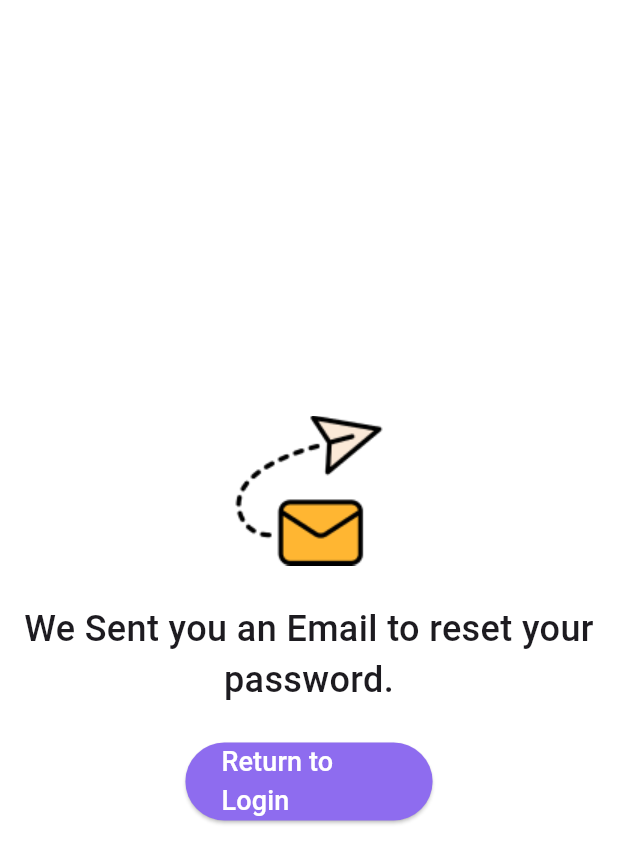
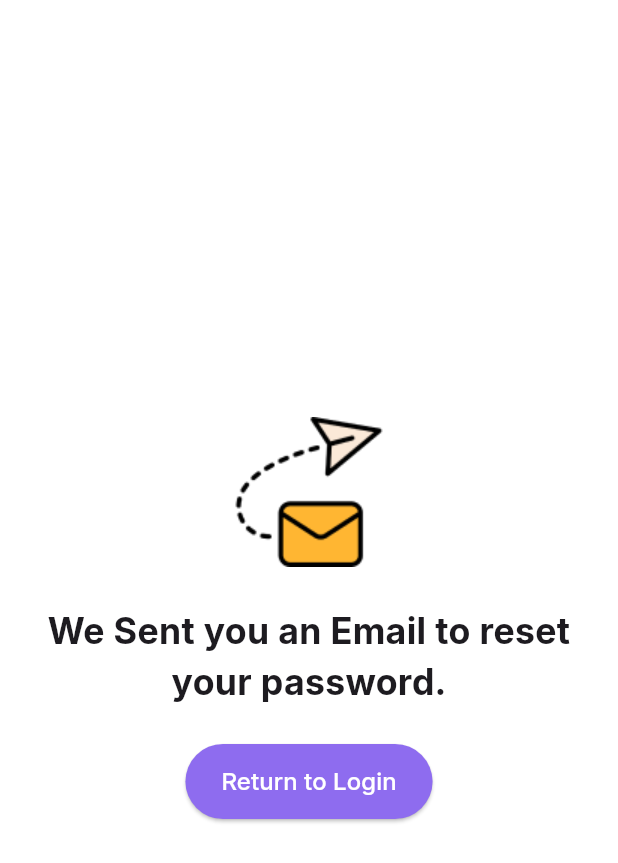
Before and after one commit to mo7ammed-hassan/online-store, a Flutter app: the ResetPage screen opened directly, on a phone screen of 412 x 824 dp. Shown: the top 863 px of the screen. Run offline on Flutter 3.47's test engine with Material 3 defaults, Android fonts, the phone set to English and light mode, and no system bars.

Commit message:
add fontFamily

```diff
--- a/lib/common/widgets/basic_app_button.dart
+++ b/lib/common/widgets/basic_app_button.dart
@@ -21,9 +21,11 @@ class BasicAppButton extends StatelessWidget {
           height ?? 50,
         ),
       ),
-      child: Text(
-        title,
-        style: AppTextStyle.textStyle18Medium,
+      child: FittedBox(
+        child: Text(
+          title,
+          style: AppTextStyle.textStyle18Medium,
+        ),
       ),
     );
   }
--- a/lib/core/configs/theme/app_text_style.dart
+++ b/lib/core/configs/theme/app_text_style.dart
@@ -17,9 +17,9 @@ class AppTextStyle {
     fontWeight: FontWeight.w500,
   );
 
-  static const TextStyle textStyle24Medium = TextStyle(
+  static const TextStyle textStyle24Bold = TextStyle(
     fontSize: 24,
-    fontWeight: FontWeight.w500,
+    fontWeight: FontWeight.bold,
   );
 
   static const TextStyle textStyle16Bold = TextStyle(
--- a/lib/core/configs/theme/app_theme.dart
+++ b/lib/core/configs/theme/app_theme.dart
@@ -6,6 +6,7 @@ class AppTheme {
     brightness: Brightness.light,
     primaryColor: AppColors.primaryColor,
     scaffoldBackgroundColor: AppColors.lightModeBackgroundColor,
+    fontFamily: 'Inter',
     textTheme: const TextTheme(
       headlineLarge: TextStyle(color: AppColors.primaryTextColorLightMode),
       titleLarge: TextStyle(color: AppColors.primaryTextColorLightMode),
@@ -37,6 +38,7 @@ class AppTheme {
     brightness: Brightness.dark,
     primaryColor: AppColors.primaryColor,
     scaffoldBackgroundColor: AppColors.darkModeBackgroundColor,
+    fontFamily: 'Inter',
     textTheme: const TextTheme(
       headlineLarge: TextStyle(color: AppColors.primaryTextColorDarkMode),
       titleLarge: TextStyle(color: AppColors.primaryTextColorDarkMode),
--- a/lib/features/auth/presentation/pages/reset_password_page.dart
+++ b/lib/features/auth/presentation/pages/reset_password_page.dart
@@ -36,7 +36,7 @@ class ResetPage extends StatelessWidget {
   Text _returnText() {
     return const Text(
       'We Sent you an Email to reset your password.',
-      style: AppTextStyle.textStyle24Medium,
+      style: AppTextStyle.textStyle24Bold,
       textAlign: TextAlign.center,
     );
   }
```
